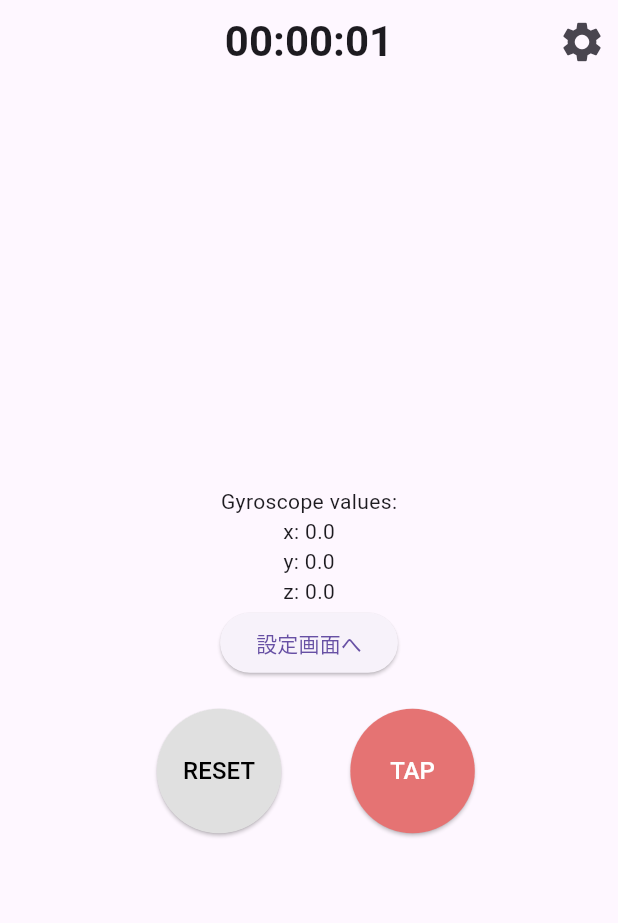
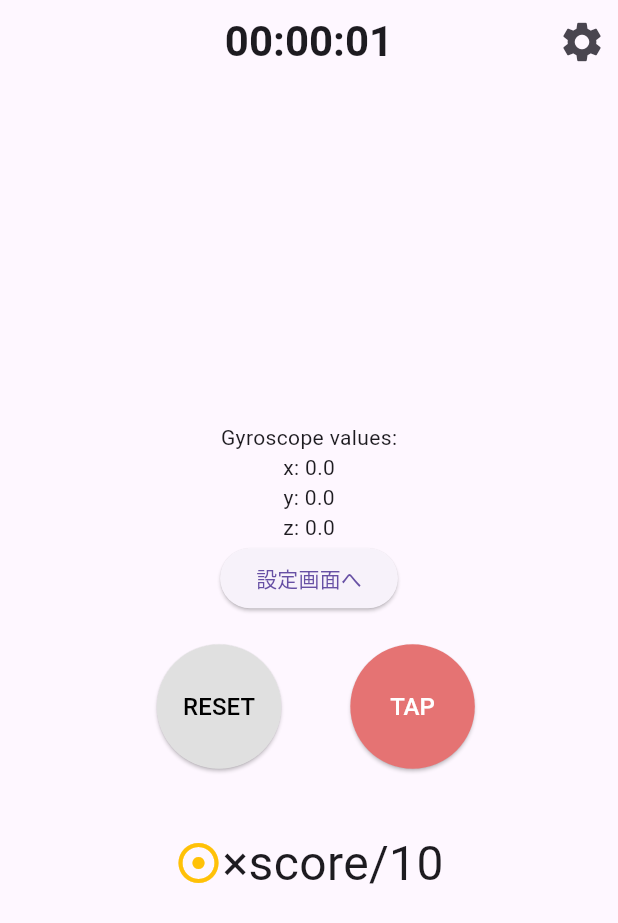
Before and after one commit to tanakacha/flutter_jr_hackathon, a Flutter app: the GameScreen screen opened by its route, on a phone screen of 412 x 824 dp. Shown: the top 923 px of the screen. Run offline on Flutter 3.47's test engine with Material 3 defaults, Android fonts, the phone set to English and light mode, and no system bars; our stand-ins replace go_router, sensors_plus.

Commit message:
ゲーム画面下部スコア表示#13

```diff
--- a/lib/scenes/game/game_screen.dart
+++ b/lib/scenes/game/game_screen.dart
@@ -105,6 +105,21 @@ class _GameScreenState extends State<GameScreen> {
                 ),
               ],
             ),
+            const SizedBox(height: 40),
+            Row(
+              mainAxisAlignment: MainAxisAlignment.center,
+              children: [
+                Icon(
+                  Icons.adjust,
+                  size: 32,
+                  color: Colors.amber,
+                ),
+                Text(
+                  '×score/10',
+                  style: TextStyle(fontSize: 32),
+                ),
+              ],
+            ),
           ],
         ),
       ),
```
